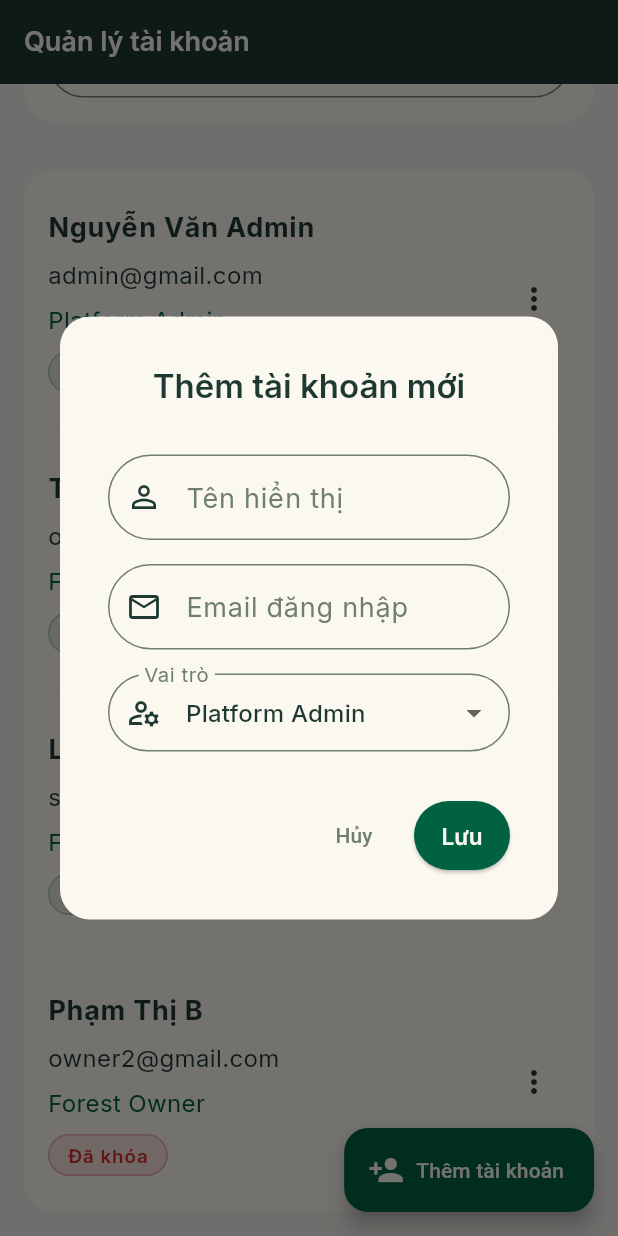
After one commit to VoNguyen-09/forest_manage, a Flutter app: the AccountManagementScreen screen opened by its route, scrolled down 144 dp, after a tap on "Thêm tài khoản", on a phone screen of 412 x 824 dp. The commit adds this screen. Run offline on Flutter 3.47's test engine with Material 3 defaults, Android fonts, the phone set to English and light mode, and no system bars; our stand-ins replace cloud_firestore, firebase_auth, firebase_core, fl_chart, flutter_image_compress, go_router and 3 more; missing offline and left inert: cloudinary_public; accounts and stored records are empty; generated files the repository leaves out were written again.

Commit message:
[TV1] feat: Hoan thien Account Management UI va hotfix

```diff
--- a/lib/config/router.dart
+++ b/lib/config/router.dart
@@ -5,6 +5,7 @@ import 'package:forest_carbon_platform/features/dashboard/screens/dashboard_admi
 import 'package:forest_carbon_platform/features/dashboard/screens/dashboard_owner_screen.dart';
 import 'package:forest_carbon_platform/features/file_manager/screens/file_manager_screen.dart';
 import 'package:forest_carbon_platform/features/notifications/screens/notification_screen.dart';
+import 'package:forest_carbon_platform/features/accounts/screens/account_management_screen.dart';
 import 'package:forest_carbon_platform/features/auth/screens/forgot_password_screen.dart';
 import 'package:forest_carbon_platform/features/auth/screens/change_password_screen.dart';
 // ── TV4 — Carbon Engine & Reports ─────────────────────────────────────────────
@@ -59,6 +60,13 @@ final GoRouter appRouter = GoRouter(
       builder: (context, state) => const NotificationScreen(),
     ),
 
+    // ── Accounts ────────────────────────────────────
+    GoRoute(
+      path: AppRoutes.accounts,
+      name: 'accounts',
+      builder: (context, state) => const AccountManagementScreen(),
+    ),
+
     // ── TV4 — Carbon Calculation ────────────────────
     GoRoute(
       path: AppRoutes.carbon,
--- /dev/null
+++ b/lib/features/accounts/screens/account_management_screen.dart
@@ -0,0 +1,216 @@
+import 'package:flutter/material.dart';
+import 'package:forest_carbon_platform/config/theme.dart';
+import 'package:forest_carbon_platform/config/constants.dart';
+import 'package:forest_carbon_platform/shared/widgets/app_card.dart';
+import 'package:forest_carbon_platform/shared/widgets/status_badge.dart';
+import 'package:forest_carbon_platform/features/accounts/widgets/account_form_dialog.dart';
+
+class AccountManagementScreen extends StatefulWidget {
+  const AccountManagementScreen({super.key});
+
+  @override
+  State<AccountManagementScreen> createState() => _AccountManagementScreenState();
+}
+
+class _AccountManagementScreenState extends State<AccountManagementScreen> {
+  // Mock data
+  final List<Map<String, dynamic>> _mockAccounts = [
+    {'id': '1', 'name': 'Nguyễn Văn Admin', 'email': 'admin@gmail.com', 'role': 'Platform Admin', 'status': 'active', 'date': '01/01/2026'},
+    {'id': '2', 'name': 'Trần Thị Chủ Rừng', 'email': 'owner1@gmail.com', 'role': 'Forest Owner', 'status': 'active', 'date': '15/02/2026'},
+    {'id': '3', 'name': 'Lê Văn Khảo Sát', 'email': 'surveyor@gmail.com', 'role': 'Field Surveyor', 'status': 'active', 'date': '20/03/2026'},
+    {'id': '4', 'name': 'Phạm Thị B', 'email': 'owner2@gmail.com', 'role': 'Forest Owner', 'status': 'locked', 'date': '10/05/2026'},
+  ];
+
+  String _searchQuery = '';
+  String _selectedRole = 'Tất cả';
+
+  final List<String> _roles = [
+    'Tất cả',
+    'Platform Admin',
+    'Forest Owner',
+    'Field Surveyor',
+  ];
+
+  void _showAccountDialog([Map<String, dynamic>? account]) async {
+    final result = await showDialog<bool>(
+      context: context,
+      barrierDismissible: false,
+      builder: (context) => AccountFormDialog(initialData: account),
+    );
+
+    if (result == true) {
+      // TODO: Reload data
+    }
+  }
+
+  void _toggleAccountStatus(Map<String, dynamic> account) {
+    setState(() {
+      account['status'] = account['status'] == 'active' ? 'locked' : 'active';
+    });
+    ScaffoldMessenger.of(context).showSnackBar(
+      SnackBar(content: Text('Đã ${account['status'] == 'active' ? 'mở khóa' : 'khóa'} tài khoản ${account['name']}')),
+    );
+  }
+
+  @override
+  Widget build(BuildContext context) {
+    final isWeb = MediaQuery.of(context).size.width >= AppBreakpoints.web;
+
+    final filteredAccounts = _mockAccounts.where((acc) {
+      final matchesRole = _selectedRole == 'Tất cả' || acc['role'] == _selectedRole;
+      final matchesSearch = acc['name'].toLowerCase().contains(_searchQuery.toLowerCase()) ||
+                            acc['email'].toLowerCase().contains(_searchQuery.toLowerCase());
+      return matchesRole && matchesSearch;
+    }).toList();
+
+    return Scaffold(
+      backgroundColor: AppColors.neutral,
+      appBar: AppBar(
+        title: const Text('Quản lý tài khoản'),
+      ),
+      floatingActionButton: FloatingActionButton.extended(
+        onPressed: () => _showAccountDialog(),
+        backgroundColor: AppColors.tertiary,
+        foregroundColor: AppColors.onPrimary,
+        icon: const Icon(Icons.person_add),
+        label: const Text('Thêm tài khoản'),
+      ),
+      body: SingleChildScrollView(
+        padding: EdgeInsets.all(isWeb ? AppSpacing.lg : AppSpacing.md),
+        child: Center(
+          child: ConstrainedBox(
+            constraints: const BoxConstraints(maxWidth: 1200),
+            child: Column(
+              crossAxisAlignment: CrossAxisAlignment.stretch,
+              children: [
+                // Toolbar (Search & Filter)
+                AppCard(
+                  padding: const EdgeInsets.all(AppSpacing.md),
+                  child: Wrap(
+                    spacing: AppSpacing.md,
+                    runSpacing: AppSpacing.md,
+                    crossAxisAlignment: WrapCrossAlignment.center,
+                    children: [
+                      // Search
+                      SizedBox(
+                        width: isWeb ? 300 : double.infinity,
+                        child: TextField(
+                          decoration: const InputDecoration(
+                            hintText: 'Tìm kiếm tên, email...',
+                            prefixIcon: Icon(Icons.search),
+                          ),
+                          onChanged: (value) => setState(() => _searchQuery = value),
+                        ),
+                      ),
+                      // Filter Role
+                      SizedBox(
+                        width: isWeb ? 200 : double.infinity,
+                        child: DropdownButtonFormField<String>(
+                          initialValue: _selectedRole,
+                          decoration: const InputDecoration(
+                            contentPadding: EdgeInsets.symmetric(horizontal: 12, vertical: 8),
+                          ),
+                          items: _roles.map((r) => DropdownMenuItem(value: r, child: Text(r))).toList(),
+                          onChanged: (v) => setState(() => _selectedRole = v ?? 'Tất cả'),
+                        ),
+                      ),
+                    ],
+                  ),
+                ),
+                const SizedBox(height: AppSpacing.lg),
+
+                // Data Table / List
+                AppCard(
+                  padding: EdgeInsets.zero,
+                  child: isWeb
+                      ? SingleChildScrollView(
+                          scrollDirection: Axis.horizontal,
+                          child: DataTable(
+                            headingRowColor: WidgetStateProperty.all(AppColors.neutral),
+                            columns: const [
+                              DataColumn(label: Text('Tên người dùng', style: TextStyle(fontWeight: FontWeight.bold))),
+                              DataColumn(label: Text('Email', style: TextStyle(fontWeight: FontWeight.bold))),
+                              DataColumn(label: Text('Vai trò', style: TextStyle(fontWeight: FontWeight.bold))),
+                              DataColumn(label: Text('Trạng thái', style: TextStyle(fontWeight: FontWeight.bold))),
+                              DataColumn(label: Text('Ngày tạo', style: TextStyle(fontWeight: FontWeight.bold))),
+                              DataColumn(label: Text('Thao tác', style: TextStyle(fontWeight: FontWeight.bold))),
+                            ],
+                            rows: filteredAccounts.map((acc) => DataRow(
+                              cells: [
+                                DataCell(Text(acc['name'])),
+                                DataCell(Text(acc['email'])),
+                                DataCell(Text(acc['role'])),
+                                DataCell(AppStatusBadge(
+                                  status: acc['status'] == 'active' ? BadgeStatus.active : BadgeStatus.locked,
+                                )),
+                                DataCell(Text(acc['date'])),
+                                DataCell(Row(
+                                  mainAxisSize: MainAxisSize.min,
+                                  children: [
+                                    IconButton(
+                                      icon: const Icon(Icons.edit_outlined, color: AppColors.primary),
+                                      tooltip: 'Chỉnh sửa',
+                                      onPressed: () => _showAccountDialog(acc),
+                                    ),
+                                    IconButton(
+                                      icon: Icon(
+                                        acc['status'] == 'active' ? Icons.lock_outline : Icons.lock_open_outlined,
+                                        color: acc['status'] == 'active' ? AppColors.error : AppColors.success,
+                                      ),
+                                      tooltip: acc['status'] == 'active' ? 'Khóa tài khoản' : 'Mở khóa',
+                                      onPressed: () => _toggleAccountStatus(acc),
+                                    ),
+                                  ],
+                                )),
+                              ],
+                            )).toList(),
+                          ),
+                        )
+                      : ListView.separated(
+                          shrinkWrap: true,
+                          physics: const NeverScrollableScrollPhysics(),
+                          itemCount: filteredAccounts.length,
+                          separatorBuilder: (context, index) => const Divider(height: 1),
+                          itemBuilder: (context, index) {
+                            final acc = filteredAccounts[index];
+                            return ListTile(
+                              contentPadding: const EdgeInsets.all(AppSpacing.md),
+                              title: Text(acc['name'], style: const TextStyle(fontWeight: FontWeight.bold)),
+                              subtitle: Column(
+                                crossAxisAlignment: CrossAxisAlignment.start,
+                                children: [
+                                  const SizedBox(height: 4),
+                                  Text(acc['email']),
+                                  const SizedBox(height: 4),
+                                  Text(acc['role'], style: const TextStyle(color: AppColors.tertiary)),
+                                  const SizedBox(height: 8),
+                                  AppStatusBadge(
+                                    status: acc['status'] == 'active' ? BadgeStatus.active : BadgeStatus.locked,
+                                  ),
+                                ],
+                              ),
+                              trailing: PopupMenuButton(
+                                itemBuilder: (context) => [
+                                  const PopupMenuItem(value: 'edit', child: Text('Chỉnh sửa')),
+                                  PopupMenuItem(
+                                    value: 'toggle',
+                                    child: Text(acc['status'] == 'active' ? 'Khóa tài khoản' : 'Mở khóa', style: TextStyle(color: acc['status'] == 'active' ? AppColors.error : AppColors.success)),
+                                  ),
+                                ],
+                                onSelected: (value) {
+                                  if (value == 'edit') _showAccountDialog(acc);
+                                  if (value == 'toggle') _toggleAccountStatus(acc);
+                                },
+                              ),
+                            );
+                          },
+                        ),
+                ),
+              ],
+            ),
+          ),
+        ),
+      ),
+    );
+  }
+}
--- /dev/null
+++ b/lib/features/accounts/widgets/account_form_dialog.dart
@@ -0,0 +1,157 @@
+import 'package:flutter/material.dart';
+import 'package:go_router/go_router.dart';
+import 'package:forest_carbon_platform/config/theme.dart';
+import 'package:forest_carbon_platform/config/constants.dart';
+import 'package:forest_carbon_platform/shared/widgets/app_button.dart';
+
+class AccountFormDialog extends StatefulWidget {
+  final Map<String, dynamic>? initialData;
+  const AccountFormDialog({super.key, this.initialData});
+
+  @override
+  State<AccountFormDialog> createState() => _AccountFormDialogState();
+}
+
+class _AccountFormDialogState extends State<AccountFormDialog> {
+  final _formKey = GlobalKey<FormState>();
+  late final TextEditingController _nameController;
+  late final TextEditingController _emailController;
+  String? _selectedRole;
+  bool _isLoading = false;
+
+  final List<String> _roles = [
+    'Platform Admin',
+    'Forest Owner',
+    'Field Surveyor',
+  ];
+
+  @override
+  void initState() {
+    super.initState();
+    _nameController = TextEditingController(text: widget.initialData?['name']);
+    _emailController = TextEditingController(text: widget.initialData?['email']);
+    _selectedRole = widget.initialData?['role'] ?? _roles.first;
+  }
+
+  @override
+  void dispose() {
+    _nameController.dispose();
+    _emailController.dispose();
+    super.dispose();
+  }
+
+  Future<void> _onSave() async {
+    if (!_formKey.currentState!.validate()) return;
+    setState(() => _isLoading = true);
+
+    // TODO: Gọi API tạo/cập nhật tài khoản
+    await Future.delayed(const Duration(seconds: 1));
+
+    if (!mounted) return;
+    setState(() => _isLoading = false);
+
+    ScaffoldMessenger.of(context).showSnackBar(
+      SnackBar(content: Text(widget.initialData == null ? 'Tạo tài khoản thành công!' : 'Cập nhật tài khoản thành công!')),
+    );
+    context.pop(true);
+  }
+
+  @override
+  Widget build(BuildContext context) {
+    final isEdit = widget.initialData != null;
+
+    return Dialog(
+      shape: RoundedRectangleBorder(borderRadius: BorderRadius.circular(20)),
+      backgroundColor: AppColors.surface,
+      child: ConstrainedBox(
+        constraints: const BoxConstraints(maxWidth: 400),
+        child: Padding(
+          padding: const EdgeInsets.all(AppSpacing.lg),
+          child: Form(
+            key: _formKey,
+            child: Column(
+              mainAxisSize: MainAxisSize.min,
+              crossAxisAlignment: CrossAxisAlignment.stretch,
+              children: [
+                Text(
+                  isEdit ? 'Chỉnh sửa tài khoản' : 'Thêm tài khoản mới',
+                  style: Theme.of(context).textTheme.titleLarge,
+                  textAlign: TextAlign.center,
+                ),
+                const SizedBox(height: AppSpacing.lg),
+
+                // Tên hiển thị
+                TextFormField(
+                  controller: _nameController,
+                  decoration: const InputDecoration(
+                    labelText: 'Tên hiển thị',
+                    prefixIcon: Icon(Icons.person_outline),
+                  ),
+                  validator: (v) {
+                    if (v == null || v.isEmpty) return AppStrings.fieldRequired;
+                    return null;
+                  },
+                ),
+                const SizedBox(height: AppSpacing.md),
+
+                // Email
+                TextFormField(
+                  controller: _emailController,
+                  enabled: !isEdit, // Không cho sửa email nếu đang edit
+                  keyboardType: TextInputType.emailAddress,
+                  decoration: const InputDecoration(
+                    labelText: 'Email đăng nhập',
+                    prefixIcon: Icon(Icons.email_outlined),
+                  ),
+                  validator: (v) {
+                    if (v == null || v.isEmpty) return AppStrings.fieldRequired;
+                    if (!v.contains('@')) return AppStrings.invalidEmail;
+                    return null;
+                  },
+                ),
+                const SizedBox(height: AppSpacing.md),
+
+                // Vai trò
+                DropdownButtonFormField<String>(
+                  value: _selectedRole,
+                  decoration: const InputDecoration(
+                    labelText: 'Vai trò',
+                    prefixIcon: Icon(Icons.manage_accounts_outlined),
+                  ),
+                  items: _roles.map((String role) {
+                    return DropdownMenuItem(
+                      value: role,
+                      child: Text(role),
+                    );
+                  }).toList(),
+                  onChanged: (String? newValue) {
+                    setState(() {
+                      _selectedRole = newValue;
+                    });
+                  },
+                ),
+                const SizedBox(height: AppSpacing.lg),
+
+                Row(
+                  mainAxisAlignment: MainAxisAlignment.end,
+                  children: [
+                    TextButton(
+                      onPressed: () => context.pop(),
+                      child: const Text(AppStrings.cancel, style: TextStyle(color: AppColors.secondary)),
+                    ),
+                    const SizedBox(width: AppSpacing.sm),
+                    AppPrimaryButton(
+                      label: AppStrings.save,
+                      onPressed: _onSave,
+                      isLoading: _isLoading,
+                    ),
+                  ],
+                ),
+              ],
+            ),
+          ),
+        ),
+      ),
+    );
+  }
+}
```
